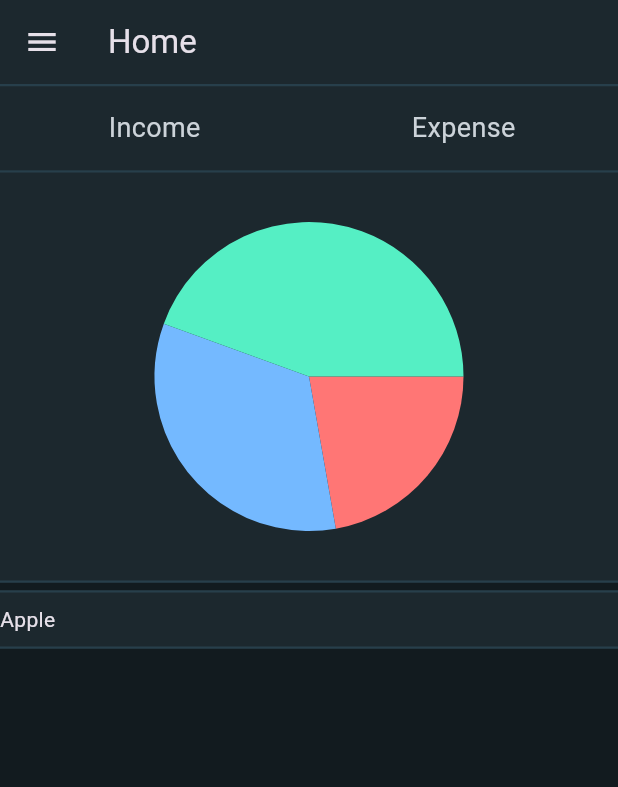
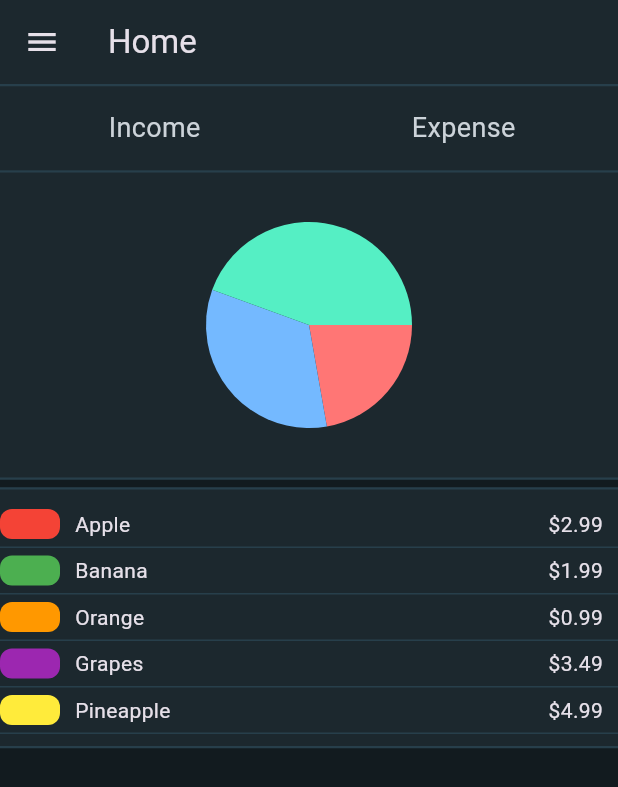
Before and after one commit to spadrejuan/budget-bayani, a Flutter app: the screen it shows after launch, on a phone screen of 412 x 824 dp. Shown: the top 787 px of the screen. Run offline on Flutter 3.47's test engine with Material 3 defaults, Android fonts, the phone set to English and light mode, and no system bars; drawn by our look-alikes of pie_chart; our stand-ins replace sqflite; accounts and stored records are empty.

Commit message:
Update landing_page.dart

```diff
--- a/budget_bayani/lib/screens/landing_page.dart
+++ b/budget_bayani/lib/screens/landing_page.dart
@@ -112,7 +112,7 @@ Widget PieChartContainer(context) => Container(
     },
     chartType: ChartType.disc,
     animationDuration: Duration(seconds: 1),
-    chartRadius: MediaQuery.of(context).size.width / 2,
+    chartRadius: MediaQuery.of(context).size.width / 3,
     legendOptions: LegendOptions(
       showLegends: false,
     ),
@@ -134,13 +134,141 @@ Widget CategoryContainer = Container (
   ),
   child: Column(
     children: [
-      Row(
-        children: [
-          Text('Apple')
-        ],
-      )
+      Container(
+        margin: EdgeInsets.symmetric(vertical: 5), // Add top and bottom margin
+        child: Row(
+          children: [
+            Container(
+              width: 40, // Adjust the width as needed
+              height: 20, // Adjust the height as needed
+              decoration: BoxDecoration(
+                color: Colors.red,
+                borderRadius: BorderRadius.circular(8), // Adjust the radius as needed
+              ),
+            ),
+            SizedBox(width: 10), // Add some spacing between the box and the text
+            Text('Apple'),
+            Spacer(), // Takes up all available space between 'Apple' and the price
+            Padding(
+              padding: EdgeInsets.only(right: 10), // Adjust the right padding as needed
+              child: Text('\$2.99'), // Replace this with your actual price
+            ),
+          ],
+        ),
+      ),
+      Container(
+        height: 1, // Adjust the thickness of the line as needed
+        color: Color(0xFF273F4B), // Use the specified color
+      ),
+      Container(
+        margin: EdgeInsets.symmetric(vertical: 5), // Add top and bottom margin
+        child: Row(
+          children: [
+            Container(
+              width: 40,
+              height: 20,
+              decoration: BoxDecoration(
+                color: Colors.green, // Example color for other fruits
+                borderRadius: BorderRadius.circular(8),
+              ),
+            ),
+            SizedBox(width: 10),
+            Text('Banana'),
+            Spacer(),
+            Padding(
+              padding: EdgeInsets.only(right: 10),
+              child: Text('\$1.99'),
+            ),
+          ],
+        ),
+      ),
+      Container(
+        height: 1,
+        color: Color(0xFF273F4B),
+      ),
+      Container(
+        margin: EdgeInsets.symmetric(vertical: 5), // Add top and bottom margin
+        child: Row(
+          children: [
+            Container(
+              width: 40,
+              height: 20,
+              decoration: BoxDecoration(
+                color: Colors.orange, // Example color for other fruits
+                borderRadius: BorderRadius.circular(8),
+              ),
+            ),
+            SizedBox(width: 10),
+            Text('Orange'),
+            Spacer(),
+            Padding(
+              padding: EdgeInsets.only(right: 10),
+              child: Text('\$0.99'),
+            ),
+          ],
+        ),
+      ),
+      Container(
+        height: 1,
+        color: Color(0xFF273F4B),
+      ),
+      Container(
+        margin: EdgeInsets.symmetric(vertical: 5), // Add top and bottom margin
+        child: Row(
+          children: [
+            Container(
+              width: 40,
+              height: 20,
+              decoration: BoxDecoration(
+                color: Colors.purple, // Example color for other fruits
+                borderRadius: BorderRadius.circular(8),
+              ),
+            ),
+            SizedBox(width: 10),
+            Text('Grapes'),
+            Spacer(),
+            Padding(
+              padding: EdgeInsets.only(right: 10),
+              child: Text('\$3.49'),
+            ),
+          ],
+        ),
+      ),
+      Container(
+        height: 1,
+        color: Color(0xFF273F4B),
+      ),
+      Container(
+        margin: EdgeInsets.symmetric(vertical: 5), // Add top and bottom margin
+        child: Row(
+          children: [
+            Container(
+              width: 40,
+              height: 20,
+              decoration: BoxDecoration(
+                color: Colors.yellow, // Example color for other fruits
+                borderRadius: BorderRadius.circular(8),
+              ),
+            ),
+            SizedBox(width: 10),
+            Text('Pineapple'),
+            Spacer(),
+            Padding(
+              padding: EdgeInsets.only(right: 10),
+              child: Text('\$4.99'),
+            ),
+          ],
+        ),
+      ),
+      Container(
+        height: 1,
+        color: Color(0xFF273F4B),
+      ),
+      // Add more fruit rows as needed
+      // ...
     ],
-  )
+  ),
+
 );
 
 //TODO Category Builder
```
